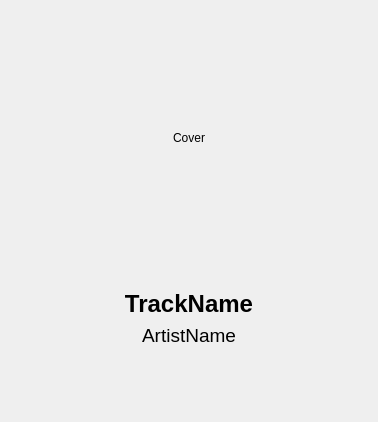
This is src/libtomahawk/playlist/ColumnViewPreviewWidget.ui in tomahawk-player/tomahawk as Qt 5 draws it before an edit. The edited form follows.
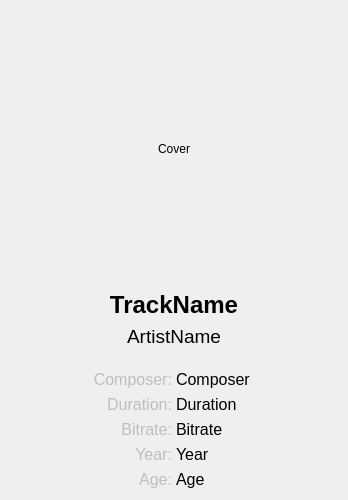
This is the edited form. Custom widgets are drawn as their Qt base class.

Commit message: * Show more info in the preview-widget.

Patch:
```diff
--- a/src/libtomahawk/playlist/ColumnViewPreviewWidget.ui
+++ b/src/libtomahawk/playlist/ColumnViewPreviewWidget.ui
@@ -6,8 +6,8 @@
    <rect>
     <x>0</x>
     <y>0</y>
-    <width>378</width>
-    <height>422</height>
+    <width>348</width>
+    <height>500</height>
    </rect>
   </property>
   <property name="sizePolicy">
@@ -19,16 +19,13 @@
   <property name="minimumSize">
    <size>
     <width>348</width>
-    <height>378</height>
+    <height>500</height>
    </size>
   </property>
   <property name="windowTitle">
    <string notr="true" extracomment="not translatable because not shown to the user">InfoBar</string>
   </property>
   <layout class="QVBoxLayout" name="verticalLayout">
-   <property name="margin">
-    <number>0</number>
-   </property>
    <item>
     <spacer name="verticalSpacer_3">
      <property name="orientation">
@@ -163,6 +160,179 @@
      </property>
     </widget>
    </item>
+   <item>
+    <spacer name="verticalSpacer_4">
+     <property name="orientation">
+      <enum>Qt::Vertical</enum>
+     </property>
+     <property name="sizeType">
+      <enum>QSizePolicy::Fixed</enum>
+     </property>
+     <property name="sizeHint" stdset="0">
+      <size>
+       <width>20</width>
+       <height>16</height>
+      </size>
+     </property>
+    </spacer>
+   </item>
+   <item>
+    <layout class="QGridLayout" name="gridLayout">
+     <property name="horizontalSpacing">
+      <number>4</number>
+     </property>
+     <item row="0" column="1">
+      <widget class="QLabel" name="composerValue">
+       <property name="font">
+        <font>
+         <pointsize>12</pointsize>
+        </font>
+       </property>
+       <property name="text">
+        <string>Composer</string>
+       </property>
+      </widget>
+     </item>
+     <item row="4" column="1">
+      <widget class="QLabel" name="ageValue">
+       <property name="font">
+        <font>
+         <pointsize>12</pointsize>
+        </font>
+       </property>
+       <property name="text">
+        <string>Age</string>
+       </property>
+      </widget>
+     </item>
+     <item row="3" column="1">
+      <widget class="QLabel" name="yearValue">
+       <property name="font">
+        <font>
+         <pointsize>12</pointsize>
+        </font>
+       </property>
+       <property name="text">
+        <string>Year</string>
+       </property>
+      </widget>
+     </item>
+     <item row="1" column="1">
+      <widget class="QLabel" name="durationValue">
+       <property name="font">
+        <font>
+         <pointsize>12</pointsize>
+        </font>
+       </property>
+       <property name="text">
+        <string>Duration</string>
+       </property>
+      </widget>
+     </item>
+     <item row="2" column="1">
+      <widget class="QLabel" name="bitrateValue">
+       <property name="font">
+        <font>
+         <pointsize>12</pointsize>
+        </font>
+       </property>
+       <property name="text">
+        <string>Bitrate</string>
+       </property>
+      </widget>
+     </item>
+     <item row="0" column="0">
+      <widget class="QLabel" name="composerLabel">
+       <property name="enabled">
+        <bool>false</bool>
+       </property>
+       <property name="font">
+        <font>
+         <pointsize>12</pointsize>
+        </font>
+       </property>
+       <property name="text">
+        <string>Composer:</string>
+       </property>
+       <property name="alignment">
+        <set>Qt::AlignRight|Qt::AlignTrailing|Qt::AlignVCenter</set>
+       </property>
+      </widget>
+     </item>
+     <item row="1" column="0">
+      <widget class="QLabel" name="durationLabel">
+       <property name="enabled">
+        <bool>false</bool>
+       </property>
+       <property name="font">
+        <font>
+         <pointsize>12</pointsize>
+        </font>
+       </property>
+       <property name="text">
+        <string>Duration:</string>
+       </property>
+       <property name="alignment">
+        <set>Qt::AlignRight|Qt::AlignTrailing|Qt::AlignVCenter</set>
+       </property>
+      </widget>
+     </item>
+     <item row="2" column="0">
+      <widget class="QLabel" name="bitrateLabel">
+       <property name="enabled">
+        <bool>false</bool>
+       </property>
+       <property name="font">
+        <font>
+         <pointsize>12</pointsize>
+        </font>
+       </property>
+       <property name="text">
+        <string>Bitrate:</string>
+       </property>
+       <property name="alignment">
+        <set>Qt::AlignRight|Qt::AlignTrailing|Qt::AlignVCenter</set>
+       </property>
+      </widget>
+     </item>
+     <item row="3" column="0">
+      <widget class="QLabel" name="yearLabel">
+       <property name="enabled">
+        <bool>false</bool>
+       </property>
+       <property name="font">
+        <font>
+         <pointsize>12</pointsize>
+        </font>
+       </property>
+       <property name="text">
+        <string>Year:</string>
+       </property>
+       <property name="alignment">
+        <set>Qt::AlignRight|Qt::AlignTrailing|Qt::AlignVCenter</set>
+       </property>
+      </widget>
+     </item>
+     <item row="4" column="0">
+      <widget class="QLabel" name="ageLabel">
+       <property name="enabled">
+        <bool>false</bool>
+       </property>
+       <property name="font">
+        <font>
+         <pointsize>12</pointsize>
+        </font>
+       </property>
+       <property name="text">
+        <string>Age:</string>
+       </property>
+       <property name="alignment">
+        <set>Qt::AlignRight|Qt::AlignTrailing|Qt::AlignVCenter</set>
+       </property>
+      </widget>
+     </item>
+    </layout>
+   </item>
    <item>
     <spacer name="verticalSpacer">
      <property name="orientation">
@@ -171,7 +341,7 @@
      <property name="sizeHint" stdset="0">
       <size>
        <width>17</width>
-       <height>70</height>
+       <height>15</height>
       </size>
      </property>
     </spacer>
```
The commit also changes 1 other file.
